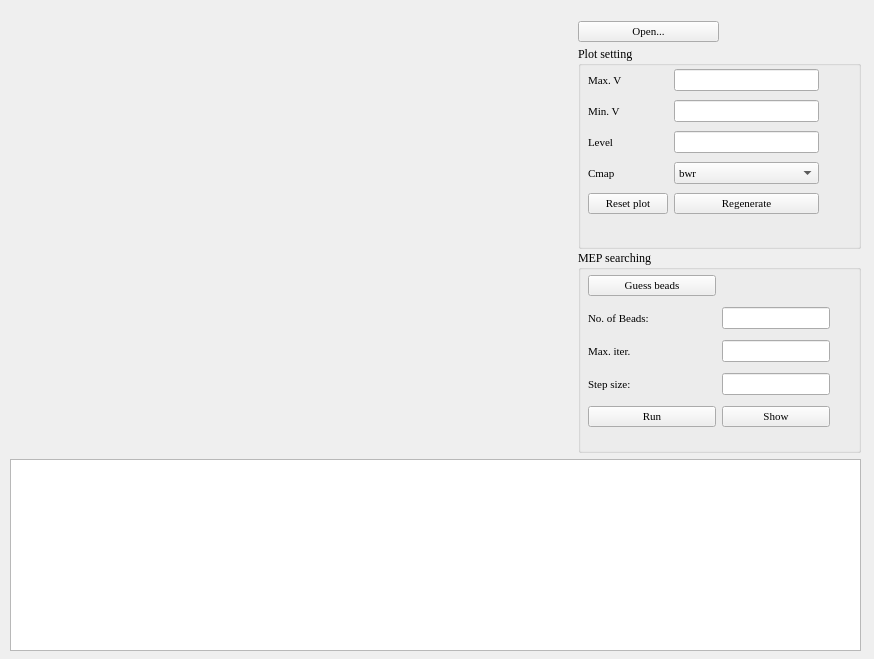
Before: the Qt Designer form ui/main.ui in XinChenQC/MEPplot, drawn with Qt 5.
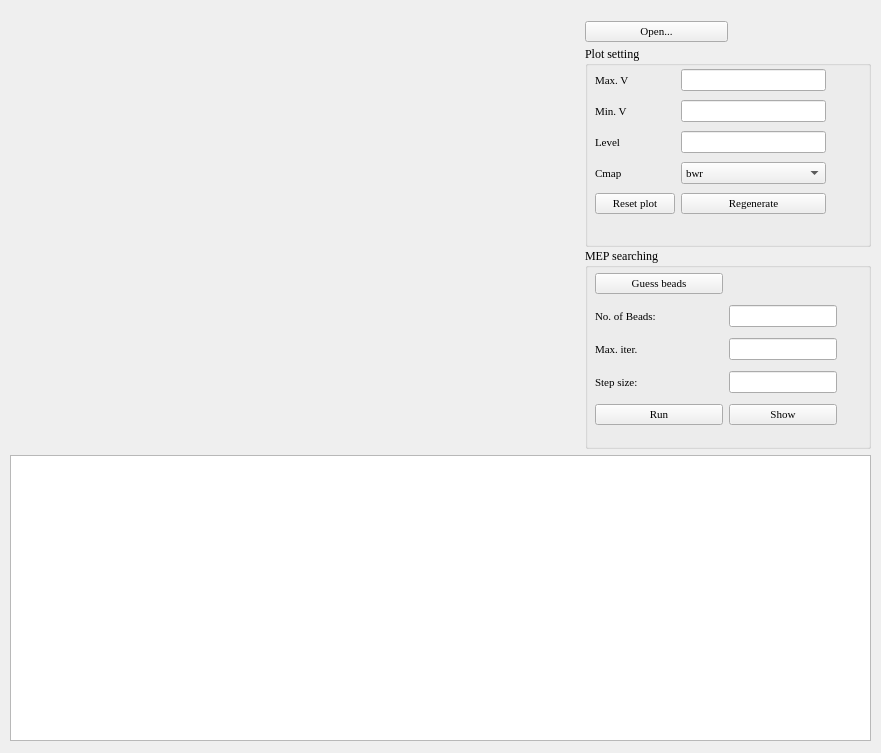
After: the same form once the commit is applied.

Commit message: Results windows

What changed in the file:
```diff
--- a/ui/main.ui
+++ b/ui/main.ui
@@ -6,16 +6,21 @@
    <rect>
     <x>0</x>
     <y>0</y>
-    <width>874</width>
-    <height>659</height>
+    <width>881</width>
+    <height>753</height>
    </rect>
   </property>
   <property name="minimumSize">
    <size>
-    <width>641</width>
-    <height>520</height>
+    <width>881</width>
+    <height>753</height>
    </size>
   </property>
+  <property name="font">
+   <font>
+    <family>Times New Roman</family>
+   </font>
+  </property>
   <property name="mouseTracking">
    <bool>false</bool>
   </property>
@@ -30,11 +35,11 @@
     <rect>
      <x>10</x>
      <y>20</y>
-     <width>851</width>
-     <height>631</height>
+     <width>861</width>
+     <height>721</height>
     </rect>
    </property>
-   <layout class="QVBoxLayout" name="verticalLayout_2" stretch="10,0">
+   <layout class="QVBoxLayout" name="verticalLayout_2" stretch="6,4">
     <item>
      <layout class="QHBoxLayout" name="horizontalLayout_5" stretch="6,3">
       <property name="spacing">
```
Left out of the diff: 5 changed lines with no effect on the pictures. The commit also changes 4 other files.
